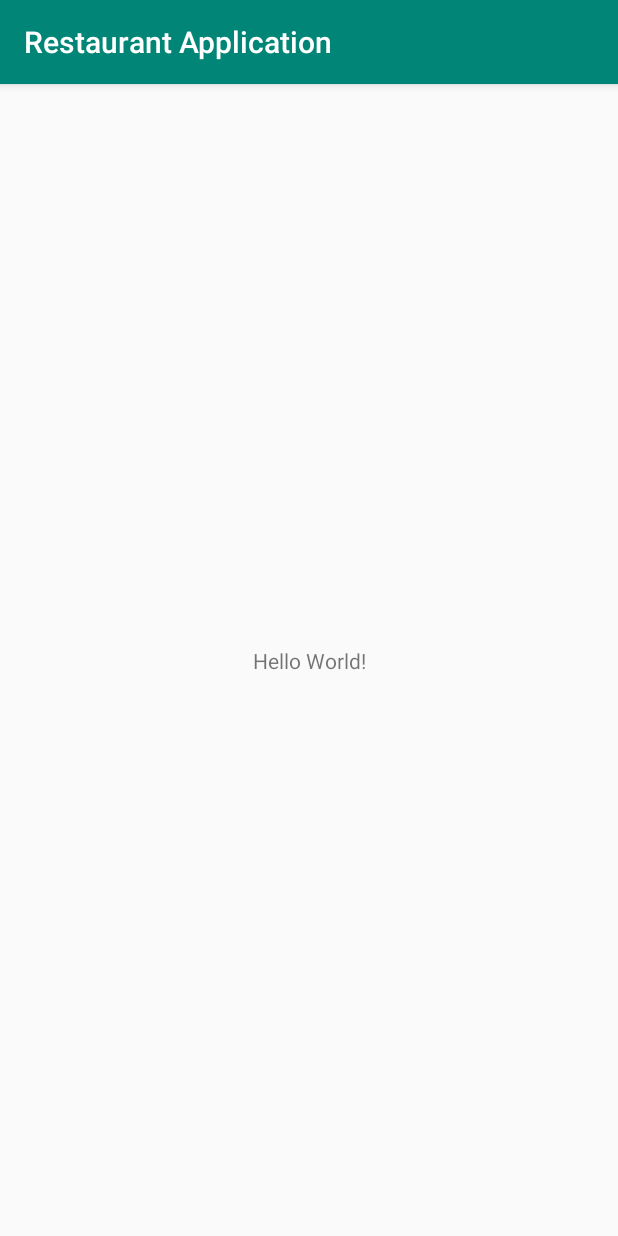
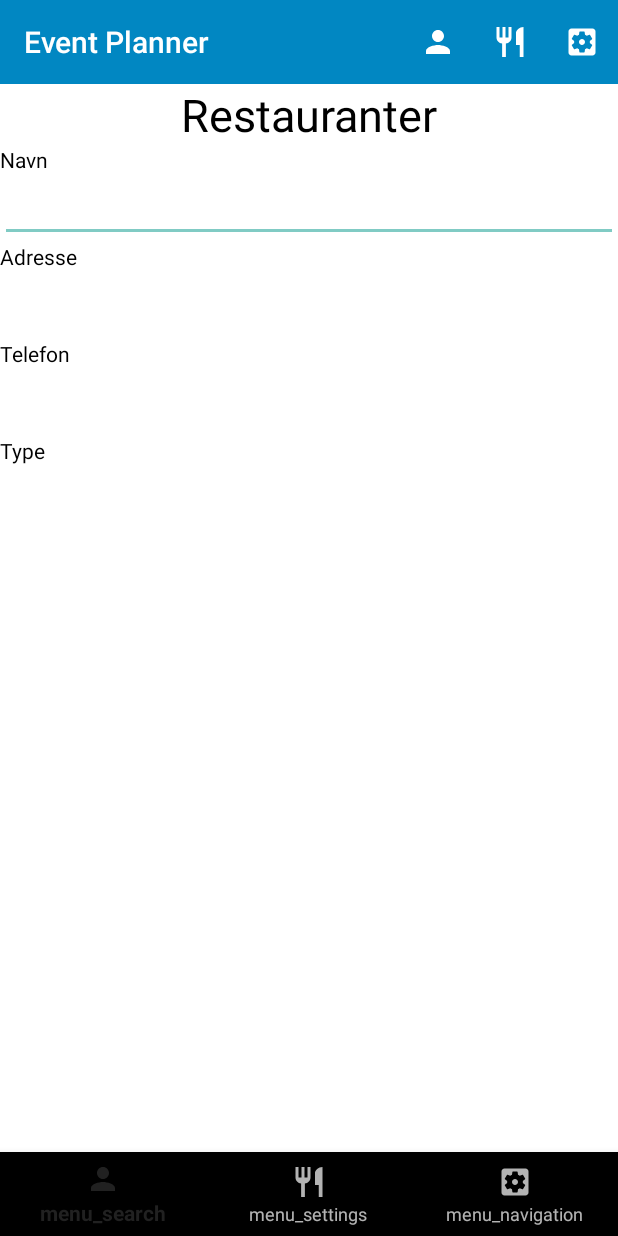
Before and after one commit to Melfyn/Restaurant-Application, an Android app: the screen it shows after launch (MainActivity), on a phone screen of 412 x 824 dp. Run offline under Robolectric (Android 15) with nearby library versions, the phone set to English and light mode, and no system bars.

Commit message:
Db models + UI

```diff
--- a/app/build.gradle
+++ b/app/build.gradle
@@ -23,6 +23,10 @@ dependencies {
     implementation fileTree(dir: 'libs', include: ['*.jar'])
     implementation 'androidx.appcompat:appcompat:1.0.2'
     implementation 'androidx.constraintlayout:constraintlayout:1.1.3'
+    implementation 'com.google.android.material:material:1.0.0'
+    implementation 'androidx.navigation:navigation-fragment:2.0.0'
+    implementation 'androidx.navigation:navigation-ui:2.0.0'
+    implementation 'androidx.lifecycle:lifecycle-extensions:2.0.0'
     testImplementation 'junit:junit:4.12'
     androidTestImplementation 'androidx.test:runner:1.1.1'
     androidTestImplementation 'androidx.test.espresso:espresso-core:3.1.1'
--- a/app/src/main/AndroidManifest.xml
+++ b/app/src/main/AndroidManifest.xml
@@ -8,7 +8,7 @@
         android:label="@string/app_name"
         android:roundIcon="@mipmap/ic_launcher_round"
         android:supportsRtl="true"
-        android:theme="@style/AppTheme">
+        android:theme="@style/Theme.AppCompat.NoActionBar">
         <activity android:name=".MainActivity">
             <intent-filter>
                 <action android:name="android.intent.action.MAIN" />
@@ -16,6 +16,7 @@
                 <category android:name="android.intent.category.LAUNCHER" />
             </intent-filter>
         </activity>
+        <activity android:name=".SetPreferencesActivity" />
     </application>
 
 </manifest>
--- /dev/null
+++ b/app/src/main/java/no/jenkins/s326318mappe2/DBHandler.java
@@ -0,0 +1,68 @@
+package no.jenkins.s326318mappe2;
+
+import android.content.Context;
+import android.database.sqlite.SQLiteDatabase;
+import android.database.sqlite.SQLiteOpenHelper;
+import android.util.Log;
+
+public class DBHandler extends SQLiteOpenHelper {
+    // Friends table
+    static String TABLE_FRIENDS = "Friends";
+    static String FRIEND_ID = "_ID";
+    static String FRIEND_NAME = "Name";
+    static String FRIEND_PH_NO = "Phone";
+
+    // Restaurant table
+    static String TABLE_RESTAURANT = "Restaurants";
+    static String RESTAURANT_ID = "_ID";
+    static String RESTAURANT_NAME = "Name";
+    static String RESTAURANT_ADRESS = "Adress";
+    static String RESTAURANT_PH_NO = "Phone";
+    static String RESTAURANT_TYPE = "Type";
+
+    // Restaurant order table
+    static String TABLE_RESTAURANT_ORDERS = "RestaurantOrders";
+    static String ORDER_ID = "_ID";
+    static String ORDER_DATE = "Date";
+    static String ORDER_TIME = "Time";
+    static String ORDER_RESTAURANT = "Restaurant";
+    static String ORDER_FRIEND = "Friend";
+
+    static int DATABASE_VERSION = 1;
+    static String DATABASE_NAME = "RestaurantAppDB";
+
+    public DBHandler(Context context) {
+        super(context, DATABASE_NAME, null, DATABASE_VERSION);
+    }
+
+    @Override
+    public void onCreate(SQLiteDatabase db) {
+        String CREATE_TABLE_FRIENDS = "CREATE TABLE " + TABLE_FRIENDS + "(" + FRIEND_ID +
+                " INTEGER PRIMARY KEY," + FRIEND_NAME + " TEXT," + FRIEND_PH_NO + " TEXT" + ")";
+        Log.d("SQL", CREATE_TABLE_FRIENDS);
+        db.execSQL(CREATE_TABLE_FRIENDS);
+
+        String CREATE_TABLE_RESTAURANT = "CREATE TABLE " + TABLE_RESTAURANT + "(" + RESTAURANT_ID +
+                " INTEGER PRIMARY KEY," + RESTAURANT_NAME + " TEXT," + RESTAURANT_ADRESS + " TEXT," +
+                 RESTAURANT_PH_NO + " TEXT," + RESTAURANT_TYPE + " TEXT" + ")";
+        Log.d("SQL", CREATE_TABLE_RESTAURANT);
+        db.execSQL(CREATE_TABLE_RESTAURANT);
+
+        String CREATE_TABLE_RESTAURANT_ORDERS = "CREATE TABLE " + TABLE_RESTAURANT_ORDERS + "(" + ORDER_ID +
+                " INTEGER PRIMARY KEY," + ORDER_DATE + " TEXT," + ORDER_TIME + " TEXT," + ORDER_RESTAURANT +
+                " INTEGER," + ORDER_FRIEND + " INTEGER," +
+                "FOREIGN KEY ("+ORDER_RESTAURANT+") REFERENCES "+TABLE_RESTAURANT+"("+RESTAURANT_ID+")," +
+                "FOREIGN KEY ("+ORDER_FRIEND+") REFERENCES "+TABLE_FRIENDS+"("+FRIEND_ID+") )";
+        //  + " FOREIGN KEY ("+TASK_CAT+") REFERENCES "+CAT_TABLE+"("+CAT_ID+"));";
+        Log.d("SQL", CREATE_TABLE_RESTAURANT_ORDERS);
+        db.execSQL(CREATE_TABLE_RESTAURANT_ORDERS);
+    }
+
+    @Override
+    public void onUpgrade(SQLiteDatabase db, int i, int i1) {
+        db.execSQL("DROP TABLE IF EXISTS " + TABLE_FRIENDS);
+        db.execSQL("DROP TABLE IF EXISTS " + TABLE_RESTAURANT);
+        db.execSQL("DROP TABLE IF EXISTS " + TABLE_RESTAURANT_ORDERS);
+        onCreate(db);
+    }
+}
--- a/app/src/main/java/no/jenkins/s326318mappe2/MainActivity.java
+++ b/app/src/main/java/no/jenkins/s326318mappe2/MainActivity.java
@@ -1,14 +1,87 @@
 package no.jenkins.s326318mappe2;
 
 import androidx.appcompat.app.AppCompatActivity;
+import androidx.appcompat.widget.Toolbar;
 
+import android.content.Intent;
 import android.os.Bundle;
+import android.view.Menu;
+import android.view.MenuInflater;
+import android.view.MenuItem;
+import android.view.View;
+import android.widget.Toast;
+
+import com.google.android.material.bottomnavigation.BottomNavigationView;
+
 
 public class MainActivity extends AppCompatActivity {
+
+    DBHandler db;
 
     @Override
     protected void onCreate(Bundle savedInstanceState) {
         super.onCreate(savedInstanceState);
         setContentView(R.layout.activity_main);
+
+        Toolbar myToolbar = (Toolbar)findViewById(R.id.toolbar);
+        setSupportActionBar(myToolbar);
+
+        BottomNavigationView bottomNavigationView = (BottomNavigationView) findViewById(R.id.navigation);
+        bottomNavigationView.setOnNavigationItemSelectedListener(new BottomNavigationView.OnNavigationItemSelectedListener() {
+            @Override
+            public boolean onNavigationItemSelected(MenuItem item) {
+                switch (item.getItemId()) {
+                    case R.id.action_search:
+                        Toast.makeText(MainActivity.this, "Recents", Toast.LENGTH_SHORT).show();
+                        break;
+                    case R.id.action_settings:
+                        Toast.makeText(MainActivity.this, "Favorites", Toast.LENGTH_SHORT).show();
+                        break;
+                    case R.id.action_navigation:
+                        Toast.makeText(MainActivity.this, "Nearby", Toast.LENGTH_SHORT).show();
+                        break;
+                }
+                return true;
+            }
+        });
+
+        db = new DBHandler(this);
     }
+
+    @Override
+    public boolean onCreateOptionsMenu(Menu menu) {
+        MenuInflater inflater = getMenuInflater();
+        inflater.inflate(R.menu.mymenu, menu);
+
+        return true;
+    }
+    //Action based on what you click in top menu
+    @Override
+    public boolean onOptionsItemSelected(MenuItem item) {
+        switch (item.getItemId()) {
+            case R.id.friends:
+                Toast.makeText(this, "venn", Toast.LENGTH_SHORT).show();
+                break;
+            case R.id.restaurants:
+                Toast.makeText(this, "restaurant", Toast.LENGTH_SHORT).show();
+                break;
+            case R.id.settings:
+                Intent intent=new Intent(this,SetPreferencesActivity.class);
+                startActivity(intent);
+            default:
+            // If we got here, the user's action was not recognized.
+            // Invoke the superclass to handle it.
+                return super.onOptionsItemSelected(item);
+        }
+        return true;
+    }
+
+    public void showFriends(View v){
+
+    }
+
+    public void showRestaurants(View v){
+
+    }
+
 }
--- /dev/null
+++ b/app/src/main/res/drawable/ic_person_24px.xml
@@ -0,0 +1,9 @@
+<vector xmlns:android="http://schemas.android.com/apk/res/android"
+    android:width="24dp"
+    android:height="24dp"
+    android:viewportWidth="24"
+    android:viewportHeight="24">
+  <path
+      android:fillColor="#FFFF"
+      android:pathData="M12,12c2.21,0 4,-1.79 4,-4s-1.79,-4 -4,-4 -4,1.79 -4,4 1.79,4 4,4zM12,14c-2.67,0 -8,1.34 -8,4v2h16v-2c0,-2.66 -5.33,-4 -8,-4z"/>
+</vector>
--- /dev/null
+++ b/app/src/main/res/drawable/ic_restaurant_24px.xml
@@ -0,0 +1,9 @@
+<vector xmlns:android="http://schemas.android.com/apk/res/android"
+    android:width="24dp"
+    android:height="24dp"
+    android:viewportWidth="24"
+    android:viewportHeight="24">
+  <path
+      android:fillColor="#FFFF"
+      android:pathData="M11,9L9,9L9,2L7,2v7L5,9L5,2L3,2v7c0,2.12 1.66,3.84 3.75,3.97L6.75,22h2.5v-9.03C11.34,12.84 13,11.12 13,9L13,2h-2v7zM16,6v8h2.5v8L21,22L21,2c-2.76,0 -5,2.24 -5,4z"/>
+</vector>
--- /dev/null
+++ b/app/src/main/res/drawable/ic_settings_applications_24px.xml
@@ -0,0 +1,9 @@
+<vector xmlns:android="http://schemas.android.com/apk/res/android"
+    android:width="24dp"
+    android:height="24dp"
+    android:viewportWidth="24"
+    android:viewportHeight="24">
+  <path
+      android:fillColor="#FFFF"
+      android:pathData="M12,10c-1.1,0 -2,0.9 -2,2s0.9,2 2,2 2,-0.9 2,-2 -0.9,-2 -2,-2zM19,3L5,3c-1.11,0 -2,0.9 -2,2v14c0,1.1 0.89,2 2,2h14c1.11,0 2,-0.9 2,-2L21,5c0,-1.1 -0.89,-2 -2,-2zM17.25,12c0,0.23 -0.02,0.46 -0.05,0.68l1.48,1.16c0.13,0.11 0.17,0.3 0.08,0.45l-1.4,2.42c-0.09,0.15 -0.27,0.21 -0.43,0.15l-1.74,-0.7c-0.36,0.28 -0.76,0.51 -1.18,0.69l-0.26,1.85c-0.03,0.17 -0.18,0.3 -0.35,0.3h-2.8c-0.17,0 -0.32,-0.13 -0.35,-0.29l-0.26,-1.85c-0.43,-0.18 -0.82,-0.41 -1.18,-0.69l-1.74,0.7c-0.16,0.06 -0.34,0 -0.43,-0.15l-1.4,-2.42c-0.09,-0.15 -0.05,-0.34 0.08,-0.45l1.48,-1.16c-0.03,-0.23 -0.05,-0.46 -0.05,-0.69 0,-0.23 0.02,-0.46 0.05,-0.68l-1.48,-1.16c-0.13,-0.11 -0.17,-0.3 -0.08,-0.45l1.4,-2.42c0.09,-0.15 0.27,-0.21 0.43,-0.15l1.74,0.7c0.36,-0.28 0.76,-0.51 1.18,-0.69l0.26,-1.85c0.03,-0.17 0.18,-0.3 0.35,-0.3h2.8c0.17,0 0.32,0.13 0.35,0.29l0.26,1.85c0.43,0.18 0.82,0.41 1.18,0.69l1.74,-0.7c0.16,-0.06 0.34,0 0.43,0.15l1.4,2.42c0.09,0.15 0.05,0.34 -0.08,0.45l-1.48,1.16c0.03,0.23 0.05,0.46 0.05,0.69z"/>
+</vector>
--- a/app/src/main/res/layout/activity_main.xml
+++ b/app/src/main/res/layout/activity_main.xml
@@ -1,18 +1,93 @@
 <?xml version="1.0" encoding="utf-8"?>
-<androidx.constraintlayout.widget.ConstraintLayout xmlns:android="http://schemas.android.com/apk/res/android"
+<LinearLayout xmlns:android="http://schemas.android.com/apk/res/android"
     xmlns:app="http://schemas.android.com/apk/res-auto"
     xmlns:tools="http://schemas.android.com/tools"
     android:layout_width="match_parent"
     android:layout_height="match_parent"
+    android:orientation="vertical"
+    android:background="@color/colorBackground"
     tools:context=".MainActivity">
+
+
+
+
+    <androidx.appcompat.widget.Toolbar
+        android:id="@+id/toolbar"
+        android:layout_width="match_parent"
+        android:layout_height="wrap_content"
+        android:background="@color/colorToolbar"></androidx.appcompat.widget.Toolbar>
+
+    <TextView
+        android:layout_width="match_parent"
+        android:layout_height="wrap_content"
+        android:text="@string/restaurants"
+        android:textSize="30dp"
+        android:textColor="@color/colorFont"
+        android:textAlignment="center"></TextView>
+
+    <TextView
+    android:layout_width="match_parent"
+    android:layout_height="wrap_content"
+    android:text="Navn"
+    android:textColor="@color/colorFont"></TextView>
+
+    <EditText
+        android:id="@+id/r_name"
+        android:layout_width="match_parent"
+        android:layout_height="wrap_content"
+        android:textColor="@color/colorFont"/>
+
+    <TextView
+        android:layout_width="match_parent"
+        android:layout_height="wrap_content"
+        android:text="@string/adress"
+        android:textColor="@color/colorFont">
+    </TextView>
+
+    <EditText
+        android:id="@+id/r_adress"
+        android:layout_width="match_parent"
+        android:layout_height="wrap_content"
+        android:textColor="@color/colorFont"/>
+
+    <TextView
+        android:layout_width="match_parent"
+        android:layout_height="wrap_content"
+        android:text="@string/ph_no"
+        android:textColor="@color/colorFont">
+    </TextView>
+
+    <EditText
+        android:id="@+id/r_ph_no"
+        android:layout_width="match_parent"
+        android:layout_height="wrap_content"
+        android:textColor="@color/colorFont"/>
+
+    <TextView
+        android:layout_width="match_parent"
+        android:layout_height="wrap_content"
+        android:text="@string/type"
+        android:textColor="@color/colorFont">
+    </TextView>
+
+    <EditText
+        android:id="@+id/r_type"
+        android:layout_width="match_parent"
+        android:layout_height="wrap_content"
+        android:textColor="@color/colorFont" />
 
     <TextView
         android:layout_width="wrap_content"
         android:layout_height="wrap_content"
-        android:text="Hello World!"
-        app:layout_constraintBottom_toBottomOf="parent"
-        app:layout_constraintLeft_toLeftOf="parent"
-        app:layout_constraintRight_toRightOf="parent"
-        app:layout_constraintTop_toTopOf="parent" />
+        android:layout_weight="1"/>
 
-</androidx.constraintlayout.widget.ConstraintLayout>
+    <com.google.android.material.bottomnavigation.BottomNavigationView
+
+        android:id="@+id/navigation"
+        android:layout_width="match_parent"
+        android:layout_height="56dp"
+        android:layout_gravity="start"
+        app:menu="@menu/bottomnavigation" />
+
+
+</LinearLayout>
--- /dev/null
+++ b/app/src/main/res/menu/bottomnavigation.xml
@@ -0,0 +1,12 @@
+<?xml version="1.0" encoding="utf-8"?>
+<menu xmlns:android="http://schemas.android.com/apk/res/android">
+        <item android:id="@+id/action_search"
+            android:title="menu_search"
+            android:icon="@drawable/ic_person_24px" />
+        <item android:id="@+id/action_settings"
+            android:title="menu_settings"
+            android:icon="@drawable/ic_restaurant_24px" />
+        <item android:id="@+id/action_navigation"
+            android:title="menu_navigation"
+            android:icon="@drawable/ic_settings_applications_24px" />
+</menu>
--- /dev/null
+++ b/app/src/main/res/menu/mymenu.xml
@@ -0,0 +1,20 @@
+<?xml version="1.0" encoding="utf-8"?>
+<menu xmlns:android="http://schemas.android.com/apk/res/android"
+    xmlns:app="http://schemas.android.com/apk/res-auto">
+
+    <item
+        android:id="@+id/friends"
+        android:title="@string/friends"
+        app:showAsAction="ifRoom"
+        android:icon="@drawable/ic_person_24px" />
+    <item
+        android:id="@+id/restaurants"
+        android:title="@string/restaurants"
+        android:icon="@drawable/ic_restaurant_24px"
+        app:showAsAction="ifRoom" />
+    <item
+        android:id="@+id/settings"
+        android:title="@string/settings"
+        app:showAsAction="ifRoom"
+        android:icon="@drawable/ic_settings_applications_24px" />
+</menu>
--- a/app/src/main/res/values/colors.xml
+++ b/app/src/main/res/values/colors.xml
@@ -3,4 +3,7 @@
     <color name="colorPrimary">#008577</color>
     <color name="colorPrimaryDark">#00574B</color>
     <color name="colorAccent">#D81B60</color>
+    <color name="colorToolbar">#0187C2</color>
+    <color name="colorBackground">#FFFFFF</color>
+    <color name="colorFont">#000000</color>
 </resources>
--- a/app/src/main/res/values/strings.xml
+++ b/app/src/main/res/values/strings.xml
@@ -1,3 +1,18 @@
 <resources>
-    <string name="app_name">Restaurant Application</string>
+    <string name="app_name">Event Planner</string>
+    <string name="friends">Venner</string>
+    <string name="settings">Innstillinger</string>
+    <string name="restaurants">Restauranter</string>
+    <string name="first_name">Fornavn</string>
+    <string name="last_name">Etternavn</string>
+    <string name="name">Navn</string>
+    <string name="adress">Adresse</string>
+    <string name="ph_no">Telefon</string>
+    <string name="type">Type</string>
+    <string name="sms_service">SMS-tjeneste</string>
+    <string name="sms_service_summary">Påminnelse om event</string>
+    <string name="title_activity_bottom_navigation">BottomNavigation</string>
+    <string name="title_home">Home</string>
+    <string name="title_dashboard">Dashboard</string>
+    <string name="title_notifications">Notifications</string>
 </resources>
--- a/build.gradle
+++ b/build.gradle
@@ -7,7 +7,7 @@ buildscript {
 
     }
     dependencies {
-        classpath 'com.android.tools.build:gradle:3.5.0'
+        classpath 'com.android.tools.build:gradle:3.5.1'
 
         // NOTE: Do not place your application dependencies here; they belong
         // in the individual module build.gradle files
```
Also changed, not shown: app/src/main/java/no/jenkins/s326318mappe2/Friend.java (added, +46 -0 lines), app/src/main/java/no/jenkins/s326318mappe2/Restaurant.java (added, +68 -0 lines), app/src/main/java/no/jenkins/s326318mappe2/RestaurantOrder.java (added, +12 -0 lines), app/src/main/java/no/jenkins/s326318mappe2/SetPreferencesActivity.java (added, +21 -0 lines), app/src/main/res/xml/preferences.xml (added, +11 -0 lines).
